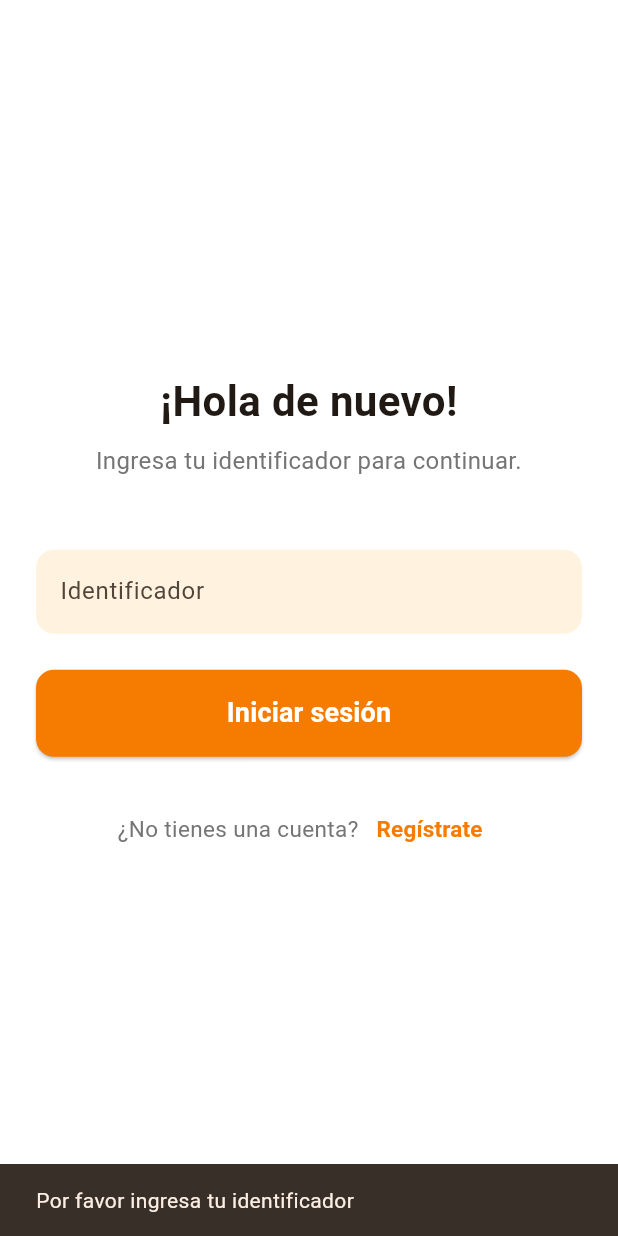
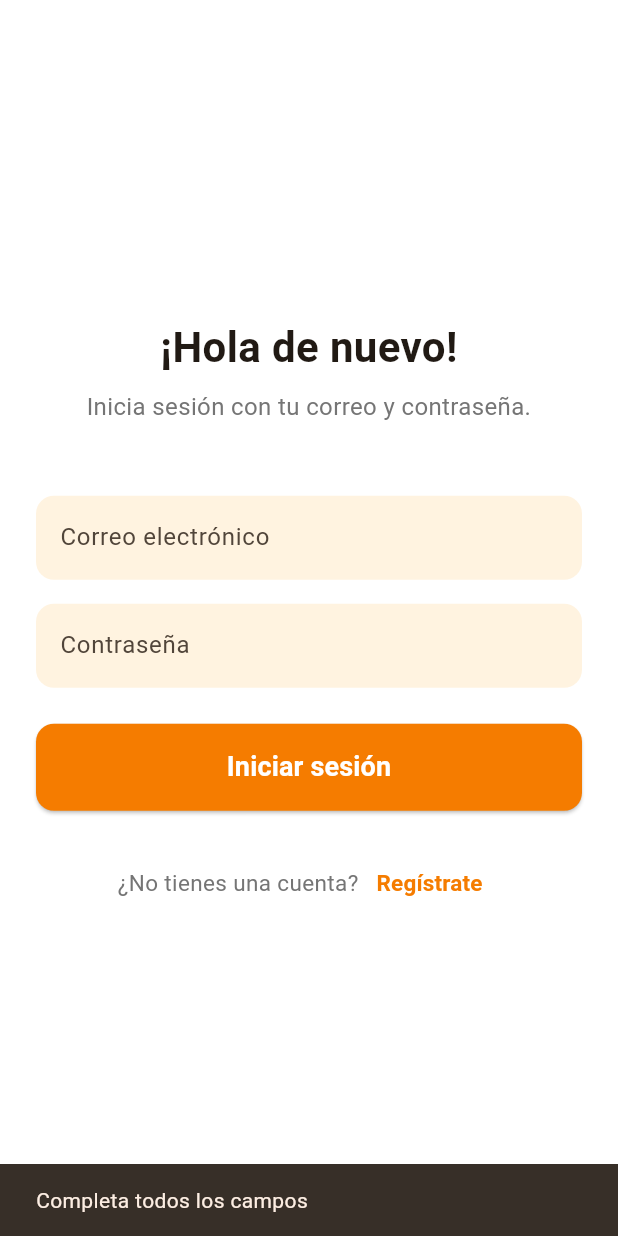
Before and after one commit to Tesis-Aphasia/apphasia_mobile, a Flutter app: the LoginScreen screen opened by its route, after a tap on "Iniciar sesión", on a phone screen of 412 x 824 dp. Run offline on Flutter 3.47's test engine with Material 3 defaults, Android fonts, the light colour scheme and no system bars; our stand-ins replace cloud_firestore, dio, firebase_auth, firebase_core, permission_handler, speech_to_text; accounts and stored records are empty; Roboto replaces fonts that are missing (Poppins).

Commit message:
feat: Integración de autenticación con Firebase y pantalla de resumen
Se implementa un flujo completo de autenticación de usuarios utilizando Firebase Authentication (email y contraseña), reemplazando el sistema anterior basado en un identificador único.

**Principales cambios:**

*   **Login y Registro:**
    *   Se actualizan las pantallas de `login` y `register` para incluir campos de email y contraseña.
    *   En el login, se realiza la autenticación con `signInWithEmailAndPassword` de Firebase.
    *   El `userId` de Firebase (`uid`) se convierte en el identificador principal del usuario en toda la aplicación, reemplazando al email.

*   **Flujo de Registro:**
    *   Se añade una nueva pantalla `register_summary_screen.dart`, que muestra un resumen de toda la información ingresada por el usuario antes de finalizar.
    *   Desde la pantalla de resumen, se realiza el proceso final:
        1.  Creación del usuario en Firebase Auth (`createUserWithEmailAndPassword`).
        2.  Guardado del perfil del paciente en Firestore bajo el `uid` del nuevo usuario.
        3.  Llamada al backend para generar las tarjetas de Spaced Retrieval (SR).

*   **Refactorización General:**
    *   Se actualizan todas las llamadas a la API y a Firestore (`vnest`, `sr`, personalización, etc.) para utilizar el `userId` en lugar del email para identificar al paciente.
    *   Se añade el campo `userId` al `RegisterViewModel` para mantener el estado del identificador del usuario.
    *   Se actualiza `app_router.dart` para incluir la nueva ruta `/register-summary`.

```diff
--- a/lib/presentation/screens/login/login_screen.dart
+++ b/lib/presentation/screens/login/login_screen.dart
@@ -12,7 +12,8 @@ class LoginScreen extends StatefulWidget {
 }
 
 class _LoginScreenState extends State<LoginScreen> {
-  final TextEditingController _idCtrl = TextEditingController();
+  final TextEditingController _emailCtrl = TextEditingController();
+  final TextEditingController _passwordCtrl = TextEditingController();
   bool _isLoading = false;
   final FirebaseAuth _auth = FirebaseAuth.instance;
   final FirebaseFirestore _firestore = FirebaseFirestore.instance;
@@ -42,7 +43,7 @@ class _LoginScreenState extends State<LoginScreen> {
                   ),
                   const SizedBox(height: 8),
                   Text(
-                    'Ingresa tu identificador para continuar.',
+                    'Inicia sesión con tu correo y contraseña.',
                     textAlign: TextAlign.center,
                     style: TextStyle(
                       fontSize: 16,
@@ -51,12 +52,30 @@ class _LoginScreenState extends State<LoginScreen> {
                   ),
                   const SizedBox(height: 48),
 
-                  // Campo identificador
+                  // Campo email
                   TextField(
-                    controller: _idCtrl,
+                    controller: _emailCtrl,
+                    keyboardType: TextInputType.emailAddress,
                     decoration: InputDecoration(
-                      labelText: 'Identificador',
-                      hintText: 'Escribe tu identificador',
+                      labelText: 'Correo electrónico',
+                      hintText: 'ejemplo@correo.com',
+                      filled: true,
+                      fillColor: Colors.orange.shade50,
+                      border: OutlineInputBorder(
+                        borderRadius: BorderRadius.circular(12),
+                        borderSide: BorderSide.none,
+                      ),
+                    ),
+                  ),
+                  const SizedBox(height: 16),
+
+                  // Campo contraseña
+                  TextField(
+                    controller: _passwordCtrl,
+                    obscureText: true,
+                    decoration: InputDecoration(
+                      labelText: 'Contraseña',
+                      hintText: 'Ingresa tu contraseña',
                       filled: true,
                       fillColor: Colors.orange.shade50,
                       border: OutlineInputBorder(
@@ -72,12 +91,13 @@ class _LoginScreenState extends State<LoginScreen> {
                     onPressed: _isLoading
                         ? null
                         : () async {
-                      final userId = _idCtrl.text.trim();
+                      final email = _emailCtrl.text.trim();
+                      final password = _passwordCtrl.text.trim();
 
-                      if (userId.isEmpty) {
+                      if (email.isEmpty || password.isEmpty) {
                         ScaffoldMessenger.of(context).showSnackBar(
                           const SnackBar(
-                            content: Text('Por favor ingresa tu identificador'),
+                            content: Text('Completa todos los campos'),
                           ),
                         );
                         return;
@@ -86,30 +106,51 @@ class _LoginScreenState extends State<LoginScreen> {
                       setState(() => _isLoading = true);
 
                       try {
-                        // Buscar en Firestore si existe el usuario
-                        final snapshot = await _firestore
+                        // 1️⃣ Autenticación con Firebase
+                        final userCredential =
+                        await _auth.signInWithEmailAndPassword(
+                          email: email,
+                          password: password,
+                        );
+
+                        final user = userCredential.user;
+                        if (user == null) {
+                          throw Exception('Error al iniciar sesión.');
+                        }
+
+                        // 2️⃣ Verificar que el usuario exista en la colección pacientes
+                        final docSnap = await _firestore
                             .collection('pacientes')
-                            .doc(userId)
+                            .doc(user.uid)
                             .get();
 
-                        if (!snapshot.exists) {
+                        if (!docSnap.exists) {
                           ScaffoldMessenger.of(context).showSnackBar(
                             const SnackBar(
-                              content: Text('Usuario no encontrado. Regístrate primero.'),
+                              content: Text(
+                                  'No tienes perfil creado. Regístrate primero.'),
                             ),
                           );
+                          await _auth.signOut();
                           setState(() => _isLoading = false);
                           return;
                         }
 
-                        // Si existe, iniciar sesión (o simplemente continuar)
-                        registerVM.userEmail = userId;
-                        await Future.delayed(const Duration(milliseconds: 500));
+                        // 3️⃣ Guardar info en el ViewModel
+                        registerVM.userEmail = email;
+                        registerVM.userId = user.uid;
 
+                        // 4️⃣ Continuar a la app
                         Navigator.pushReplacementNamed(context, '/menu');
-                      } on FirebaseException catch (e) {
+                      } on FirebaseAuthException catch (e) {
+                        String message = 'Error al iniciar sesión';
+                        if (e.code == 'user-not-found') {
+                          message = 'Usuario no encontrado';
+                        } else if (e.code == 'wrong-password') {
+                          message = 'Contraseña incorrecta';
+                        }
                         ScaffoldMessenger.of(context).showSnackBar(
-                          SnackBar(content: Text('Error de Firebase: ${e.message}')),
+                          SnackBar(content: Text(message)),
                         );
                       } catch (e) {
                         ScaffoldMessenger.of(context).showSnackBar(
@@ -139,6 +180,7 @@ class _LoginScreenState extends State<LoginScreen> {
                   ),
                   const SizedBox(height: 24),
 
+                  // Enlace a registro
                   Row(
                     mainAxisAlignment: MainAxisAlignment.center,
                     children: [
--- a/lib/presentation/screens/personalization/personalize_exercises_screen.dart
+++ b/lib/presentation/screens/personalization/personalize_exercises_screen.dart
@@ -104,7 +104,7 @@ Future<void> generatePersonalized() async {
   }
 
   final registerVM = Provider.of<RegisterViewModel>(context, listen: false);
-  final email = registerVM.userEmail;
+  final userId = registerVM.userId;
 
   setState(() {
     loading = true;
@@ -115,7 +115,7 @@ Future<void> generatePersonalized() async {
     // Cargar perfil completo del paciente desde Firestore
     final profileSnap = await FirebaseFirestore.instance
         .collection('pacientes')
-        .doc(email)
+        .doc(userId)
         .get();
     final profileData = profileSnap.data() ?? {};
 
@@ -131,7 +131,7 @@ Future<void> generatePersonalized() async {
       await apiService.post(
         "/personalize-exercise/",
         {
-          "user_id": email,
+          "user_id": userId,
           "exercise_id": exerciseId,
           "profile": profileData,
         },
--- a/lib/presentation/screens/register/register_family_screen.dart
+++ b/lib/presentation/screens/register/register_family_screen.dart
@@ -273,10 +273,8 @@ class _RegisterFamilyScreenState extends State<RegisterFamilyScreen> {
                       ElevatedButton(
                         onPressed: _isLoading
                             ? null
-                            : () => _processWithIA(
-                                  _infoIA.text.trim(),
-                                  registerVM.userEmail ?? "",
-                                ),
+                            : () => _processWithIA(_infoIA.text.trim(), registerVM.userId),
+
                         style: ElevatedButton.styleFrom(
                           backgroundColor: Colors.orange.shade700,
                           padding: const EdgeInsets.symmetric(vertical: 14),
--- a/lib/presentation/screens/register/register_personal_screen.dart
+++ b/lib/presentation/screens/register/register_personal_screen.dart
@@ -270,10 +270,8 @@ class _RegisterPersonalScreenState extends State<RegisterPersonalScreen> {
                       ElevatedButton(
                         onPressed: _isLoading
                             ? null
-                            : () => _processWithIA(
-                                  _infoIA.text.trim(),
-                                  registerVM.userEmail ?? "",
-                                ),
+                            : () => _processWithIA(_infoIA.text.trim(), registerVM.userId),
+
                         style: ElevatedButton.styleFrom(
                           backgroundColor: Colors.orange.shade700,
                           padding: const EdgeInsets.symmetric(vertical: 14),
--- a/lib/presentation/screens/register/register_viewmodel.dart
+++ b/lib/presentation/screens/register/register_viewmodel.dart
@@ -2,6 +2,7 @@ import 'package:flutter/foundation.dart';
 
 class RegisterViewModel extends ChangeNotifier {
   // --- Usuario / Autenticación ---
+  String userId = '';
   String userEmail = '';
   String email = '';
   String password = '';
@@ -80,6 +81,12 @@ class RegisterViewModel extends ChangeNotifier {
     notifyListeners();
   }
 
+  void setUserId(String id) {
+    userId = id;
+    notifyListeners();
+  }
+
+
   // =============================================================
   // ===================== CONSTRUCCIÓN PERFIL ===================
   // =============================================================
--- a/lib/presentation/screens/vnest/vnest_selectverb.dart
+++ b/lib/presentation/screens/vnest/vnest_selectverb.dart
@@ -96,7 +96,7 @@ class _VnestSelectVerbScreenState extends State<VnestSelectVerbScreen> {
   // ============================
   Future<void> requestExercise(String verbo) async {
     final registerVM = Provider.of<RegisterViewModel>(context, listen: false);
-    final email = registerVM.userEmail;
+    final userId = registerVM.userId;
 
     setState(() {
       loadingExercise = true;
@@ -110,7 +110,7 @@ class _VnestSelectVerbScreenState extends State<VnestSelectVerbScreen> {
           "context": widget.context,
           "nivel": "facil",
           "verbo": verbo,
-          "email": email,
+          "user_id": userId,
         },
       );
 
--- a/lib/routes/app_router.dart
+++ b/lib/routes/app_router.dart
@@ -4,6 +4,7 @@ import '../presentation/screens/register/register_main_screen.dart';
 import '../presentation/screens/register/register_personal_screen.dart';
 import '../presentation/screens/register/register_family_screen.dart';
 import '../presentation/screens/register/register_routine_screen.dart';
+import '../presentation/screens/register/register_summary_screen.dart';
 import '../presentation/screens/login/login_screen.dart';
 import '../presentation/screens/menu/menu_screen.dart';
 import '../presentation/screens/landing/landing_screen.dart';
@@ -14,6 +15,7 @@ import '../presentation/screens/vnest/vnest_actionselection.dart';
 import '../presentation/screens/vnest/vnest_sentenceevaluation.dart';
 import '../presentation/screens/vnest/vnest_sentenceexpansion.dart';
 import '../presentation/screens/vnest/vnest_selectverb.dart';
+
 
 class AppRouter {
   static Route<dynamic> generateRoute(RouteSettings settings) {
@@ -39,6 +41,9 @@ class AppRouter {
         return MaterialPageRoute(
           builder: (_) => const RegisterMainScreen(showSuccess: true),
         );
+      case '/register-summary':
+        return MaterialPageRoute(builder: (_) => const RegisterSummaryScreen());
+
 
     // --- Login y Menú ---
       case '/login':
```
Also changed, not shown: lib/presentation/screens/landing/landing_screen.dart (+4 -6 lines), lib/presentation/screens/register/register_main_screen.dart (+46 -46 lines), lib/presentation/screens/register/register_routine_screen.dart (+3 -32 lines), lib/presentation/screens/register/register_summary_screen.dart (added, +257 -0 lines), lib/presentation/screens/sr/sr_exersices.dart (+4 -3 lines), lib/presentation/screens/vnest/vnest_conclusion.dart (+2 -9 lines).
